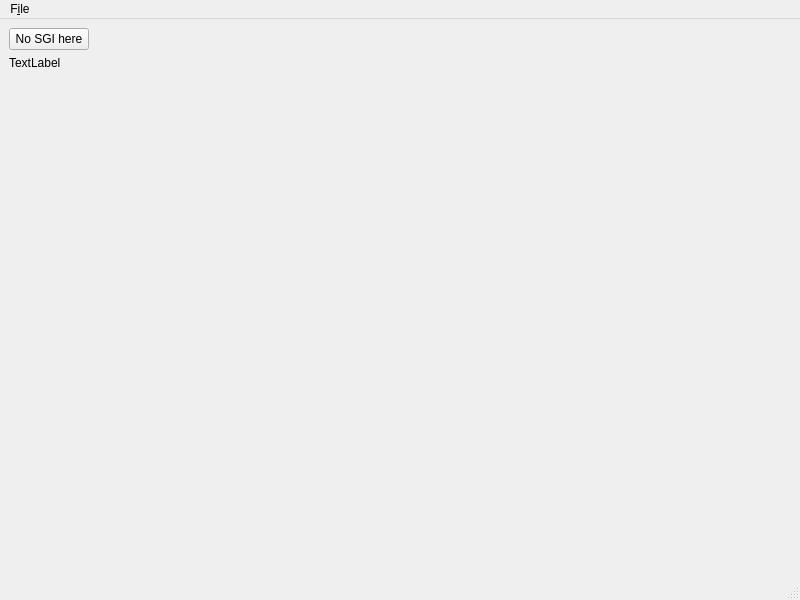
This is applications/helloWorldQt/MainWindow.ui in aroth-fastprotect/sgi as Qt 5 draws it before an edit. The edited form follows.
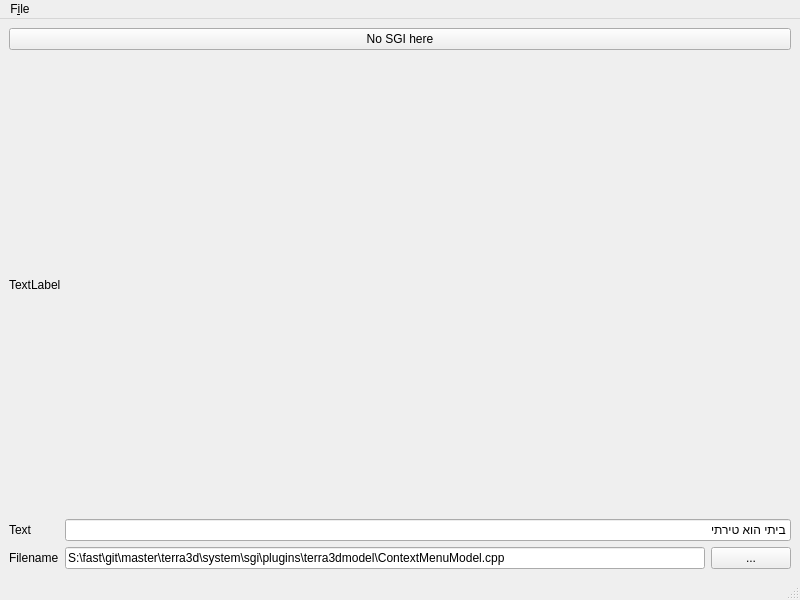
This is the edited form.

Patch:
```diff
--- a/applications/helloWorldQt/MainWindow.ui
+++ b/applications/helloWorldQt/MainWindow.ui
@@ -14,16 +14,22 @@
    <string>MainWindow</string>
   </property>
   <widget class="QWidget" name="centralwidget">
-   <layout class="QFormLayout" name="formLayout">
-    <item row="1" column="0">
+   <layout class="QVBoxLayout" name="verticalLayout">
+    <item>
      <widget class="QPushButton" name="noSGIButton">
       <property name="text">
        <string>No SGI here</string>
       </property>
      </widget>
     </item>
-    <item row="2" column="0">
+    <item>
      <widget class="QLabel" name="image">
+      <property name="sizePolicy">
+       <sizepolicy hsizetype="Preferred" vsizetype="Expanding">
+        <horstretch>0</horstretch>
+        <verstretch>0</verstretch>
+       </sizepolicy>
+      </property>
       <property name="text">
        <string>TextLabel</string>
       </property>
@@ -32,6 +38,49 @@
       </property>
      </widget>
     </item>
+    <item>
+     <layout class="QFormLayout" name="formLayout">
+      <item row="0" column="0">
+       <widget class="QLabel" name="label">
+        <property name="text">
+         <string>Text</string>
+        </property>
+       </widget>
+      </item>
+      <item row="0" column="1">
+       <widget class="QLineEdit" name="lineEdit">
+        <property name="text">
+         <string>ביתי הוא טירתי</string>
+        </property>
+       </widget>
+      </item>
+      <item row="1" column="0">
+       <widget class="QLabel" name="label_2">
+        <property name="text">
+         <string>Filename</string>
+        </property>
+       </widget>
+      </item>
+      <item row="1" column="1">
+       <layout class="QHBoxLayout" name="horizontalLayout">
+        <item>
+         <widget class="QLineEdit" name="filename">
+          <property name="text">
+           <string>S:\fast\git\master\terra3d\system\sgi\plugins\terra3dmodel\ContextMenuModel.cpp</string>
+          </property>
+         </widget>
+        </item>
+        <item>
+         <widget class="QPushButton" name="browse">
+          <property name="text">
+           <string>...</string>
+          </property>
+         </widget>
+        </item>
+       </layout>
+      </item>
+     </layout>
+    </item>
    </layout>
   </widget>
   <widget class="QMenuBar" name="menubar">
```
